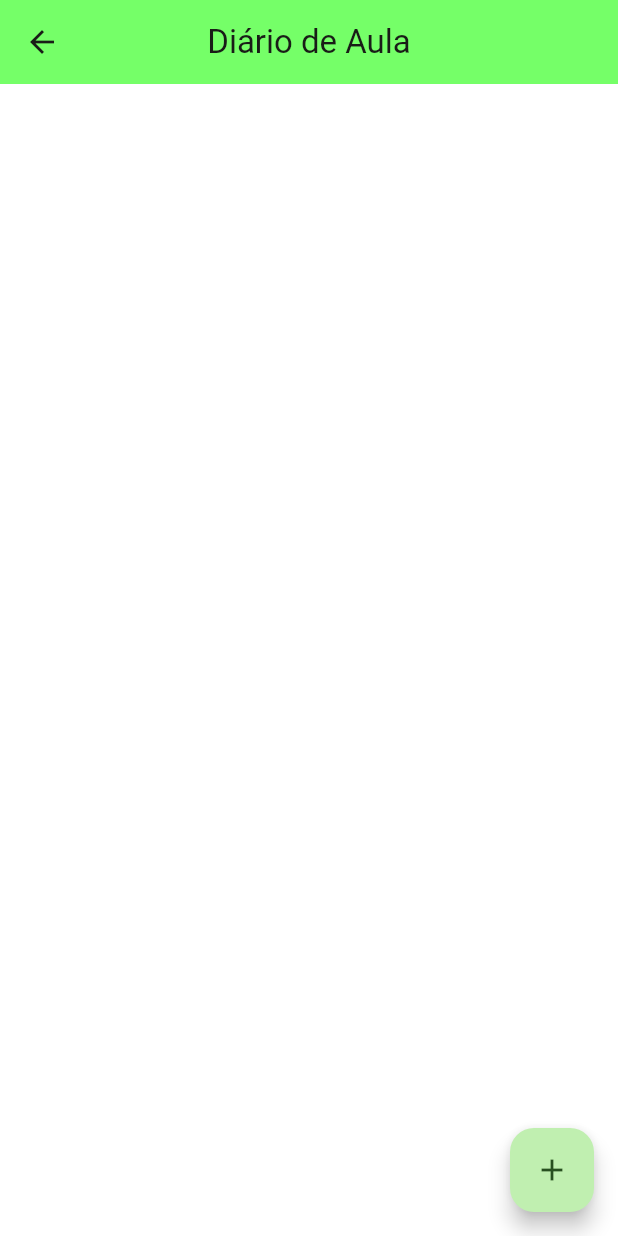
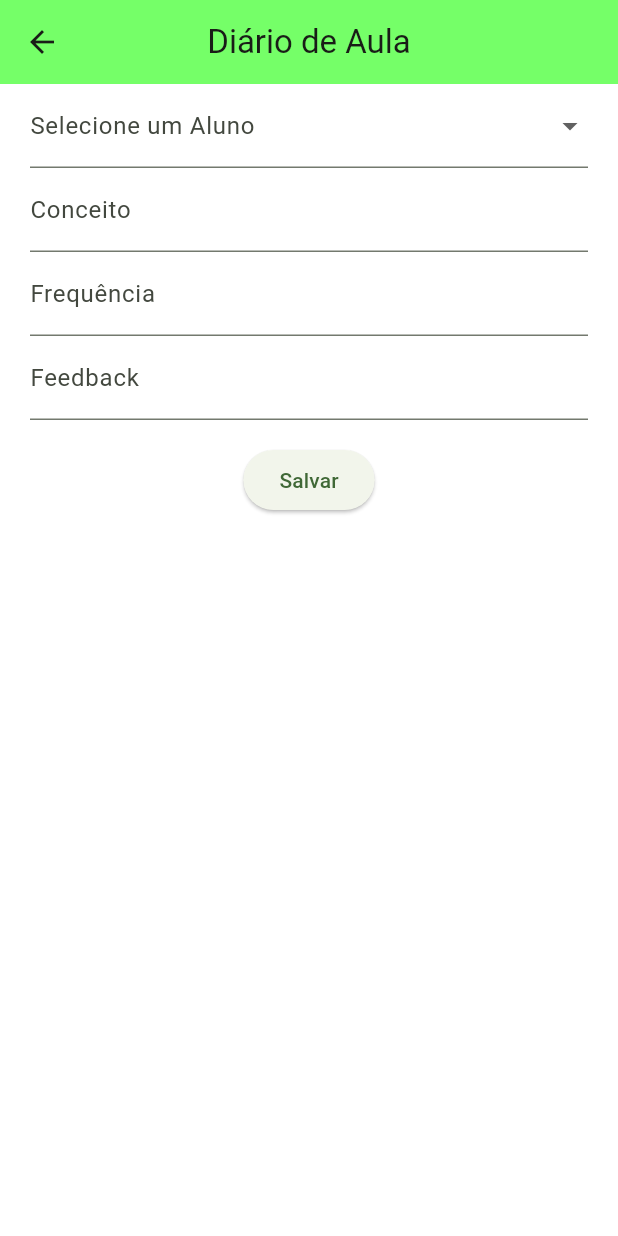
Before and after one commit to magalhaesmth/clarim_diario, a Flutter app: the CadastroDiarioAula screen opened directly, on a phone screen of 412 x 824 dp. Run offline on Flutter 3.47's test engine with Material 2 defaults, Android fonts, the phone set to English and light mode, and no system bars; our stand-ins replace sqflite, sqflite_common_ffi; accounts and stored records are empty.

Commit message:
Fluxo de diário e diário de aula

```diff
--- a/lib/src/core/sqflite/dao/dao_aluno.dart
+++ b/lib/src/core/sqflite/dao/dao_aluno.dart
@@ -3,7 +3,6 @@ import 'package:clarim_diario/src/core/sqflite/banco.dart';
 import 'package:sqflite/sqflite.dart';
 
 class DaoAluno {
-
   Future<bool> salvarAluno(Aluno aluno) async {
     Database db = await Conexao.abrirConexao();
     const sql = 'INSERT INTO aluno (nome) VALUES (?)';
@@ -50,5 +49,4 @@ class DaoAluno {
     int resultados = await db.rawDelete(sql, [id]);
     return resultados > 0;
   }
-
 }
--- /dev/null
+++ b/lib/src/ui/cadastro_diario_aula.dart
@@ -0,0 +1,131 @@
+import 'package:clarim_diario/src/core/entity/aluno.dart';
+import 'package:clarim_diario/src/core/entity/aluno_diario.dart';
+import 'package:clarim_diario/src/ui/dropdown_aluno.dart';
+import 'package:flutter/material.dart';
+
+class CadastroDiarioAula extends StatefulWidget {
+  const CadastroDiarioAula({super.key});
+
+  @override
+  State<CadastroDiarioAula> createState() => _CadastroDiarioAulaState();
+}
+
+class _CadastroDiarioAulaState extends State<CadastroDiarioAula> {
+  final GlobalKey<FormState> _formKey = GlobalKey<FormState>();
+  final TextEditingController _conceitoController = TextEditingController();
+  final TextEditingController _frequenciaController = TextEditingController();
+  final TextEditingController _feedbackController = TextEditingController();
+  final _dropdownController = TextEditingController();
+
+  //TODO fazer com que seja pego os valores do banco
+  var alunos = <Aluno>[
+    Aluno(id: '1', nome: 'Andrey'),
+    Aluno(id: '2', nome: 'Eduardo'),
+    Aluno(id: '3', nome: 'Matheus'),
+    Aluno(id: '4', nome: 'Francisco'),
+  ];
+
+  @override
+  Widget build(BuildContext context) {
+    return Scaffold(
+      backgroundColor: const Color.fromARGB(255, 255, 255, 255),
+      appBar: AppBar(
+        title: const Text('Diário de Aula'),
+        centerTitle: true,
+        backgroundColor: const Color.fromARGB(255, 117, 255, 104),
+      ),
+      body: SingleChildScrollView(
+        child: Form(
+          key: _formKey,
+          child: Column(
+            children: [
+              Padding(
+                padding: const EdgeInsets.symmetric(horizontal: 20),
+                child: Align(
+                  alignment: Alignment.center,
+                  child: DropdownAluno(
+                    alunos: alunos,
+                    validator: (value) {
+                      if (value == null) {
+                        return 'Selecione uma opção!';
+                      }
+                      return null;
+                    },
+                    onBrandChanged: (value) {
+                      _dropdownController.text = value.id;
+                    },
+                  ),
+                ),
+              ),
+              Padding(
+                padding: const EdgeInsets.symmetric(horizontal: 20),
+                child: Align(
+                  alignment: Alignment.center,
+                  child: TextFormField(
+                    controller: _conceitoController,
+                    decoration: const InputDecoration(
+                      labelText: 'Conceito',
+                    ),
+                    validator: (value) {
+                      if (value == null || value.isEmpty) {
+                        return 'Informe o conceito';
+                      }
+                      return null;
+                    },
+                  ),
+                ),
+              ),
+              Padding(
+                padding: const EdgeInsets.symmetric(horizontal: 20),
+                child: Align(
+                  alignment: Alignment.center,
+                  child: TextFormField(
+                    controller: _frequenciaController,
+                    decoration: const InputDecoration(
+                      labelText: 'Frequência',
+                    ),
+                    validator: (value) {
+                      if (value == null || value.isEmpty) {
+                        return 'Informe a frequência';
+                      }
+                      return null;
+                    },
+                  ),
+                ),
+              ),
+              Padding(
+                padding: const EdgeInsets.symmetric(horizontal: 20),
+                child: Align(
+                  alignment: Alignment.center,
+                  child: TextFormField(
+                    controller: _feedbackController,
+                    decoration: const InputDecoration(
+                      labelText: 'Feedback',
+                    ),
+                  ),
+                ),
+              ),
+              const SizedBox(height: 16.0),
+              ElevatedButton(
+                onPressed: () {
+                  if (_formKey.currentState!.validate()) {
+                    // var diarioAula = AlunoDiario(
+                    //   aluno: aluno,
+                    //   conceito: _conceitoController.text,
+                    //   diarioAula: diarioAula,
+                    //   feedback: _feedbackController.text,
+                    //   frequencia: _frequenciaController.text,
+                    // );
+
+                    //salvar no sqflite
+                  }
+                },
+                child: const Text('Salvar'),
+              ),
+            ],
+          ),
+        ),
+      ),
+    );
+  }
+}
--- /dev/null
+++ b/lib/src/ui/dropdown_aluno.dart
@@ -0,0 +1,44 @@
+import 'package:clarim_diario/src/core/entity/aluno.dart';
+import 'package:flutter/material.dart';
+
+class DropdownAluno extends StatefulWidget {
+  var alunos = <Aluno>[];
+  ValueChanged<Aluno> onBrandChanged;
+  FormFieldValidator validator;
+
+  DropdownAluno({
+    super.key,
+    required this.alunos,
+    required this.onBrandChanged,
+    required this.validator,
+  });
+
+  @override
+  State<DropdownAluno> createState() => _DropdownAlunoState();
+}
+
+class _DropdownAlunoState extends State<DropdownAluno> {
+  @override
+  Widget build(BuildContext context) {
+    Aluno alunoSelecionado;
+
+    return DropdownButtonFormField<Aluno>(
+      value: null,
+      decoration: const InputDecoration(labelText: 'Selecione um Aluno'),
+      validator: widget.validator,
+      isExpanded: true,
+      items: widget.alunos.map((Aluno aluno) {
+        return DropdownMenuItem<Aluno>(
+          value: aluno,
+          child: Text(aluno.nome, overflow: TextOverflow.ellipsis),
+        );
+      }).toList(),
+      onChanged: (Aluno? aluno) {
+        setState(() {
+          alunoSelecionado = aluno!;
+        });
+        widget.onBrandChanged(aluno!);
+      },
+    );
+  }
+}
--- a/lib/src/ui/tela_inicial.dart
+++ b/lib/src/ui/tela_inicial.dart
@@ -1,6 +1,5 @@
 import 'package:clarim_diario/src/ui/cadastro_aluno.dart';
 import 'package:clarim_diario/src/ui/cadastro_diario.dart';
-import 'package:clarim_diario/src/ui/cadastro_diario_test.dart';
 import 'package:flutter/material.dart';
 
 class TelaInicial extends StatefulWidget {
@@ -37,7 +36,7 @@ class _TelaInicialState extends State<TelaInicial> {
                 Navigator.push(
                   context,
                   MaterialPageRoute(
-                    builder: (context) => const CadastroDiarioAula(),
+                    builder: (context) => const CadastroDiario(),
                   ),
                 );
               },
```
Also changed, not shown: lib/src/core/service/aluno_service.dart (+7 -6 lines), lib/src/ui/cadastro_aluno.dart (+14 -10 lines), lib/src/ui/cadastro_diario.dart (+94 -80 lines), lib/src/ui/cadastro_diario_test.dart (deleted, +0 -154 lines), pubspec.lock.
